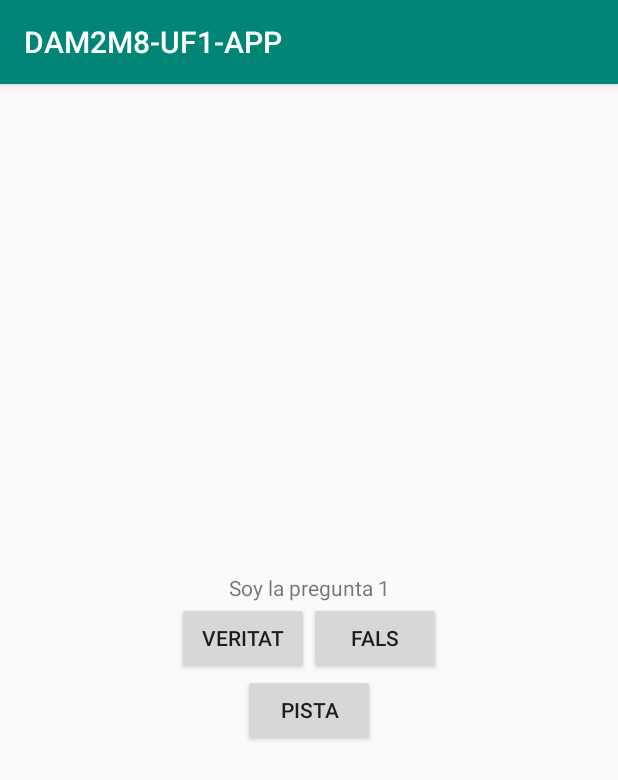
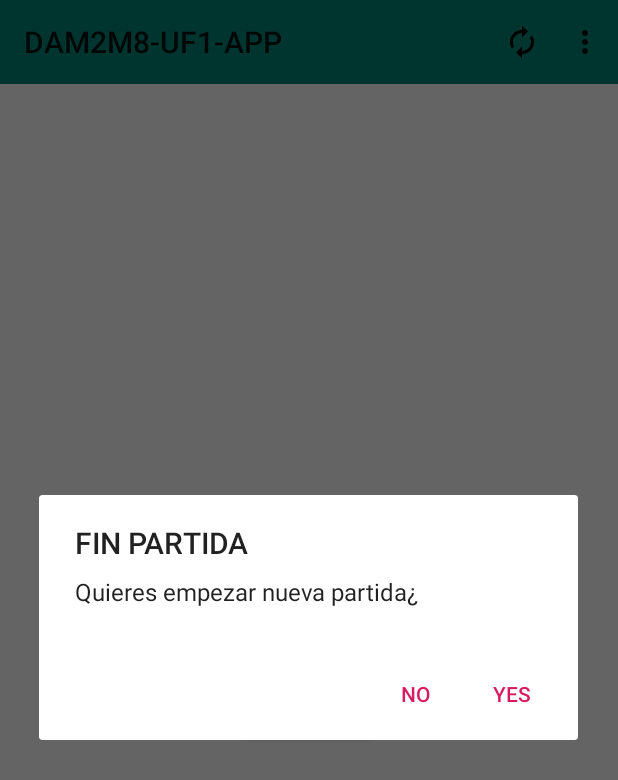
Before and after one commit to jcmilena/DAM2M8UF1APP, an Android app: the screen it shows after launch (MainActivity), after a tap on "FALS", on a phone screen of 412 x 824 dp. Shown: the top 780 px of the screen. Run offline under Robolectric (Android 15) with nearby library versions, the phone set to English and light mode, and no system bars; 2 other taps on this screen came first.

Commit message:
App amb Dialog, Toolbar i SharedPreferences

```diff
--- a/app/src/main/AndroidManifest.xml
+++ b/app/src/main/AndroidManifest.xml
@@ -4,7 +4,7 @@
 
     <application
         android:allowBackup="true"
-        android:icon="@mipmap/ic_launcher"
+        android:icon="@mipmap/ic_launcher_round"
         android:label="@string/app_name"
         android:roundIcon="@mipmap/ic_launcher_round"
         android:supportsRtl="true"
--- /dev/null
+++ b/app/src/main/java/com/example/juancarlosmilena/dam2m8_uf1_app/DialogFiPartida.java
@@ -0,0 +1,58 @@
+package com.example.juancarlosmilena.dam2m8_uf1_app;
+
+import android.app.Dialog;
+import android.content.Context;
+import android.content.DialogInterface;
+import android.os.Bundle;
+import android.support.annotation.NonNull;
+import android.support.annotation.Nullable;
+import android.support.v4.app.DialogFragment;
+import android.support.v7.app.AlertDialog;
+
+public class DialogFiPartida extends DialogFragment {
+
+    DialogFiPartidaListener mListener;
+
+    @Override
+    public void onAttach(Context context) {
+        super.onAttach(context);
+        if (context instanceof DialogFiPartidaListener) {
+            mListener = (DialogFiPartidaListener) context;
+        } else {
+            throw new RuntimeException(context.toString()
+                    + " must implement OnFragmentInteractionListener");
+        }
+
+    }
+
+    @NonNull
+    @Override
+    public Dialog onCreateDialog(@Nullable Bundle savedInstanceState) {
+        super.onCreateDialog(savedInstanceState);
+
+        AlertDialog.Builder builder = new AlertDialog.Builder(getContext());
+        builder.setTitle("FIN PARTIDA").setMessage("Quieres empezar nueva partida¿")
+                .setPositiveButton("YES", new DialogInterface.OnClickListener() {
+                    @Override
+                    public void onClick(DialogInterface dialog, int which) {
+                        // indice_pregunta = 0;
+                        // actualizar_pregunta();
+                        mListener.nueva_partida(0,0);
+                    }
+                })
+                .setNegativeButton("NO", new DialogInterface.OnClickListener() {
+                    @Override
+                    public void onClick(DialogInterface dialog, int which) {
+                        // nada
+                        dismiss();
+                    }
+                });
+
+        return builder.create();
+    }
+
+    public interface DialogFiPartidaListener{
+
+        void nueva_partida(int ind, int aciert);
+    }
+}
--- a/app/src/main/java/com/example/juancarlosmilena/dam2m8_uf1_app/MainActivity.java
+++ b/app/src/main/java/com/example/juancarlosmilena/dam2m8_uf1_app/MainActivity.java
@@ -1,31 +1,54 @@
 package com.example.juancarlosmilena.dam2m8_uf1_app;
 
 import android.content.Intent;
+import android.content.SharedPreferences;
+import android.preference.PreferenceManager;
+import android.support.v4.app.DialogFragment;
 import android.support.v4.app.FragmentManager;
 import android.support.v7.app.AppCompatActivity;
 import android.os.Bundle;
+import android.support.v7.widget.Toolbar;
+import android.util.Log;
+import android.view.Menu;
+import android.view.MenuInflater;
+import android.view.MenuItem;
 
 import java.util.ArrayList;
 import java.util.List;
 
-public class MainActivity extends AppCompatActivity implements PreguntasFragment.PreguntasFragmentListener {
+public class MainActivity extends AppCompatActivity implements PreguntasFragment.PreguntasFragmentListener, DialogFiPartida.DialogFiPartidaListener {
 
 
 
 
     List<Pregunta> lista_preguntas = new ArrayList<>();
-    int indice = 0;
+    List<PreguntaMulti> lista_pregMulti = new ArrayList<>();
+    int indice;
+    int aciertos;
+    Toolbar miToolbar;
+
+    @Override
+    protected void onResume() {
+        super.onResume();
+
+        SharedPreferences prefs = PreferenceManager.getDefaultSharedPreferences(this);
+        indice = prefs.getInt("INDICE_PREGUNTA",0);
+        aciertos = prefs.getInt("ACIERTOS",0);
+        persistencia_xml(0,0);
+    }
 
     @Override
     protected void onCreate(Bundle savedInstanceState) {
         super.onCreate(savedInstanceState);
         setContentView(R.layout.activity_main);
 
-        FragmentManager fm = getSupportFragmentManager();
-        PreguntasFragment frag = new PreguntasFragment();
-        fm.beginTransaction().replace(R.id.fragment_container, frag).commit();
+        miToolbar = findViewById(R.id.toolbar_m8);
+        setSupportActionBar(miToolbar);
+
+        nueva_partida(indice, aciertos);
 
     }
+
 
     public void mostrar_pista(int id_pista) {
 
@@ -36,20 +59,6 @@ public class MainActivity extends AppCompatActivity implements PreguntasFragment
 
     }
 
-    public void comprobar_respuesta(boolean pulsado_usuario) {
-
-        if(pulsado_usuario == lista_preguntas.get(indice).isRespuesta()){
-
-            //HAS ACERTADO
-        }
-        else{
-            //HAS FALLADO
-        }
-
-    }
-
-
-
     @Override
     public List<Pregunta> cargar_preguntas() {
 
@@ -58,4 +67,98 @@ public class MainActivity extends AppCompatActivity implements PreguntasFragment
 
         return lista_preguntas;
     }
+
+    public List<PreguntaMulti> cargar_preguntasMulti() {
+
+        lista_pregMulti.add(new PreguntaMulti(R.string.preguntaMult1, 2, getResources().getIntArray(R.array.RespostaMult1)));
+        lista_pregMulti.add(new PreguntaMulti(R.string.preguntaMult2, 3, getResources().getIntArray(R.array.RespostaMult1)));
+
+        return lista_pregMulti;
+    }
+
+    @Override
+    public void dibujar_Dialog() {
+        DialogFragment mi_dialog_fi = new DialogFiPartida();
+        mi_dialog_fi.show(getSupportFragmentManager(),null);
+    }
+
+
+    @Override
+    public boolean onCreateOptionsMenu(Menu menu) {
+
+        super.onCreateOptionsMenu(menu);
+        MenuInflater inflater = getMenuInflater();
+        inflater.inflate(R.menu.toolbar_menu, menu);
+        return true;
+    }
+
+    @Override
+    public boolean onOptionsItemSelected(MenuItem item) {
+        switch (item.getItemId())
+        {
+            case R.id.cambio_juego:
+                //cambio juego
+            case R.id.juego1 :
+                // juego 1
+            case R.id.juego2 :
+                // juego 2
+
+            default:
+                super.onOptionsItemSelected(item);
+        }
+        return true;
+    }
+
+    @Override
+    protected void onStop() {
+        super.onStop();
+
+        persistencia_xml(indice,aciertos);
+
+    }
+
+    private void persistencia_xml(int ind, int aciert) {
+
+        SharedPreferences prefs = PreferenceManager.getDefaultSharedPreferences(this);
+        SharedPreferences.Editor editor = prefs.edit();
+        editor.putInt("INDICE_PREGUNTA", ind);
+        editor.putInt("ACIERTOS", aciert);
+        editor.commit();
+    }
+
+    @Override
+    public void nueva_partida(int ind, int aciert) {
+
+        indice = ind;
+        aciertos = aciert;
+
+        FragmentManager fm = getSupportFragmentManager();
+        PreguntasFragment frag = new PreguntasFragment();
+        fm.beginTransaction().replace(R.id.fragment_container, frag).commit();
+
+    }
+
+    @Override
+    public int actualizar_indice() {
+
+        if(indice>=lista_preguntas.size()-1){
+            Log.i("ACIERTOS", "NUMERO ACIERTOS: "+aciertos);
+            dibujar_Dialog();
+        }
+
+        indice++;
+
+        return indice;
+    }
+
+    @Override
+    public int comprobar_respuesta(boolean usada) {
+
+        if (indice < lista_preguntas.size()){
+            if(usada == lista_preguntas.get(indice).isRespuesta()){
+                aciertos++;
+            }
+        }
+        return aciertos;
+    }
 }
--- a/app/src/main/java/com/example/juancarlosmilena/dam2m8_uf1_app/PreguntasFragment.java
+++ b/app/src/main/java/com/example/juancarlosmilena/dam2m8_uf1_app/PreguntasFragment.java
@@ -3,6 +3,7 @@ package com.example.juancarlosmilena.dam2m8_uf1_app;
 import android.content.Context;
 import android.os.Bundle;
 import android.support.v4.app.Fragment;
+import android.util.Log;
 import android.view.LayoutInflater;
 import android.view.View;
 import android.view.ViewGroup;
@@ -13,7 +14,7 @@ import java.util.ArrayList;
 import java.util.List;
 
 
-public class PreguntasFragment extends Fragment {
+public class PreguntasFragment extends Fragment  {
     // TODO: Rename parameter arguments, choose names that match
     // the fragment initialization parameters, e.g. ARG_ITEM_NUMBER
     private static final String ARG_PARAM1 = "param1";
@@ -30,6 +31,7 @@ public class PreguntasFragment extends Fragment {
     List<Pregunta> lista_preguntas = new ArrayList<>();
 
     int indice = 0;
+    int aciertos =0;
 
     private PreguntasFragmentListener mListener;
 
@@ -84,8 +86,8 @@ public class PreguntasFragment extends Fragment {
             public void onClick(View v) {
 
 
-                mListener.comprobar_respuesta(true);
-                actualizar_indice();
+                aciertos= mListener.comprobar_respuesta(true);
+                indice= mListener.actualizar_indice();
                 actualizar_pregunta();
 
             }
@@ -94,8 +96,8 @@ public class PreguntasFragment extends Fragment {
         b_falso.setOnClickListener(new View.OnClickListener() {
             @Override
             public void onClick(View v) {
-                mListener.comprobar_respuesta(false);
-                actualizar_indice();
+                aciertos = mListener.comprobar_respuesta(false);
+                indice= mListener.actualizar_indice();
                 actualizar_pregunta();
 
             }
@@ -133,16 +135,39 @@ public class PreguntasFragment extends Fragment {
 
     public void actualizar_pregunta() {
 
-        pregunta.setText(lista_preguntas.get(indice).getId_pregunta());
+        if (indice < lista_preguntas.size()) {
+            pregunta.setText(lista_preguntas.get(indice).getId_pregunta());
+        }
 
     }
 
-    public void actualizar_indice() {
+    public int comprobar_respuesta(boolean usada) {
+
+        if (indice < lista_preguntas.size()){
+            if(usada == lista_preguntas.get(indice).isRespuesta()){
+                aciertos++;
+            }
+        }
+       return aciertos;
+    }
+
+    public int actualizar_indice() {
+
+        if(indice>=lista_preguntas.size()-1){
+            Log.i("ACIERTOS", "NUMERO ACIERTOS: "+aciertos);
+            mListener.dibujar_Dialog();
+        }
 
         indice++;
-        if(indice==lista_preguntas.size()) {
-            indice = 0;
-        }
+
+        return indice;
+    }
+
+
+    @Override
+    public void onStop() {
+        super.onStop();
+        lista_preguntas.clear();
     }
 
     /**
@@ -157,8 +182,10 @@ public class PreguntasFragment extends Fragment {
      */
     public interface PreguntasFragmentListener {
         // TODO: Update argument type and name
-        void comprobar_respuesta(boolean usada);
         void mostrar_pista(int ResID);
         List<Pregunta> cargar_preguntas();
+        void dibujar_Dialog();
+        int comprobar_respuesta(boolean usada);
+        int actualizar_indice();
     }
 }
--- /dev/null
+++ b/app/src/main/res/drawable/ic_autorenew_black_24dp.xml
@@ -0,0 +1,9 @@
+<vector xmlns:android="http://schemas.android.com/apk/res/android"
+        android:width="24dp"
+        android:height="24dp"
+        android:viewportWidth="24.0"
+        android:viewportHeight="24.0">
+    <path
+        android:fillColor="#FF000000"
+        android:pathData="M12,6v3l4,-4 -4,-4v3c-4.42,0 -8,3.58 -8,8 0,1.57 0.46,3.03 1.24,4.26L6.7,14.8c-0.45,-0.83 -0.7,-1.79 -0.7,-2.8 0,-3.31 2.69,-6 6,-6zM18.76,7.74L17.3,9.2c0.44,0.84 0.7,1.79 0.7,2.8 0,3.31 -2.69,6 -6,6v-3l-4,4 4,4v-3c4.42,0 8,-3.58 8,-8 0,-1.57 -0.46,-3.03 -1.24,-4.26z"/>
+</vector>
--- a/app/src/main/res/layout/activity_main.xml
+++ b/app/src/main/res/layout/activity_main.xml
@@ -3,6 +3,13 @@
     android:layout_width="match_parent"
     android:layout_height="match_parent"
     android:orientation="vertical">
+
+    <android.support.v7.widget.Toolbar
+        android:layout_width="match_parent"
+        android:layout_height="?attr/actionBarSize"
+        android:id="@+id/toolbar_m8"
+        android:theme="@style/ThemeOverlay.AppCompat.ActionBar"
+        android:background="?attr/colorPrimary"/>
 
     <FrameLayout
         android:layout_width="match_parent"
--- /dev/null
+++ b/app/src/main/res/menu/toolbar_menu.xml
@@ -0,0 +1,22 @@
+<?xml version="1.0" encoding="utf-8"?>
+<menu xmlns:android="http://schemas.android.com/apk/res/android"
+    xmlns:app="http://schemas.android.com/apk/res-auto">
+
+
+    <item android:id="@+id/cambio_juego"
+    android:title="Cambio Juego"
+    android:icon="@drawable/ic_autorenew_black_24dp"
+    app:showAsAction="always"
+    />
+
+    <item android:id="@+id/juego1"
+        android:title="Juego 1"
+        app:showAsAction="never"/>
+
+    <item android:id="@+id/juego2"
+        android:title="Juego 2"
+        app:showAsAction="never"/>
+
+
+
+</menu>
--- a/app/src/main/res/mipmap-anydpi-v26/ic_launcher.xml
+++ /dev/null
@@ -1,5 +0,0 @@
-<?xml version="1.0" encoding="utf-8"?>
-<adaptive-icon xmlns:android="http://schemas.android.com/apk/res/android">
-    <background android:drawable="@drawable/ic_launcher_background" />
-    <foreground android:drawable="@drawable/ic_launcher_foreground" />
-</adaptive-icon>
--- a/app/src/main/res/values/strings.xml
+++ b/app/src/main/res/values/strings.xml
@@ -2,6 +2,20 @@
     <string name="app_name">DAM2M8-UF1-APP</string>
     <string name="pregunta1">Soy la pregunta 1</string>
     <string name="pregunta2">Soy la pregunta 2</string>
+    <string name="pregunta3">Soy la pregunta 3</string>
+    <string name="pregunta4">Soy la pregunta 4</string>
+
+    <string name="preguntaMult1">Soy la pregunta Multi 1</string>
+    <string name="preguntaMult2">Soy la pregunta Multi 2</string>
+    <string name="preguntaMult3">Soy la pregunta Multi 3</string>
+    <string name="preguntaMult4">Soy la pregunta Multi 4</string>
+
+    <string-array name="RespostaMult1">
+        <item>Resposta 1</item>
+        <item>Resposta 2</item>
+        <item>Resposta 3</item>
+        <item>Resposta 4</item>
+    </string-array>
 
     <!-- TODO: Remove or change this placeholder text -->
     <string name="hello_blank_fragment">Hello blank fragment</string>
--- a/app/src/main/res/values/styles.xml
+++ b/app/src/main/res/values/styles.xml
@@ -1,7 +1,7 @@
 <resources>
 
     <!-- Base application theme. -->
-    <style name="AppTheme" parent="Theme.AppCompat.Light.DarkActionBar">
+    <style name="AppTheme" parent="Theme.AppCompat.Light.NoActionBar">
         <!-- Customize your theme here. -->
         <item name="colorPrimary">@color/colorPrimary</item>
         <item name="colorPrimaryDark">@color/colorPrimaryDark</item>
```
Also changed, not shown: app/src/main/java/com/example/juancarlosmilena/dam2m8_uf1_app/PreguntaMulti.java (added, +37 -0 lines), app/src/main/ic_launcher-web.png (added), app/src/main/res/mipmap-hdpi/ic_launcher.png (deleted), app/src/main/res/mipmap-mdpi/ic_launcher.png (deleted), app/src/main/res/mipmap-xhdpi/ic_launcher.png (deleted), app/src/main/res/mipmap-xxhdpi/ic_launcher.png (deleted), app/src/main/res/mipmap-xxxhdpi/ic_launcher.png (deleted).
